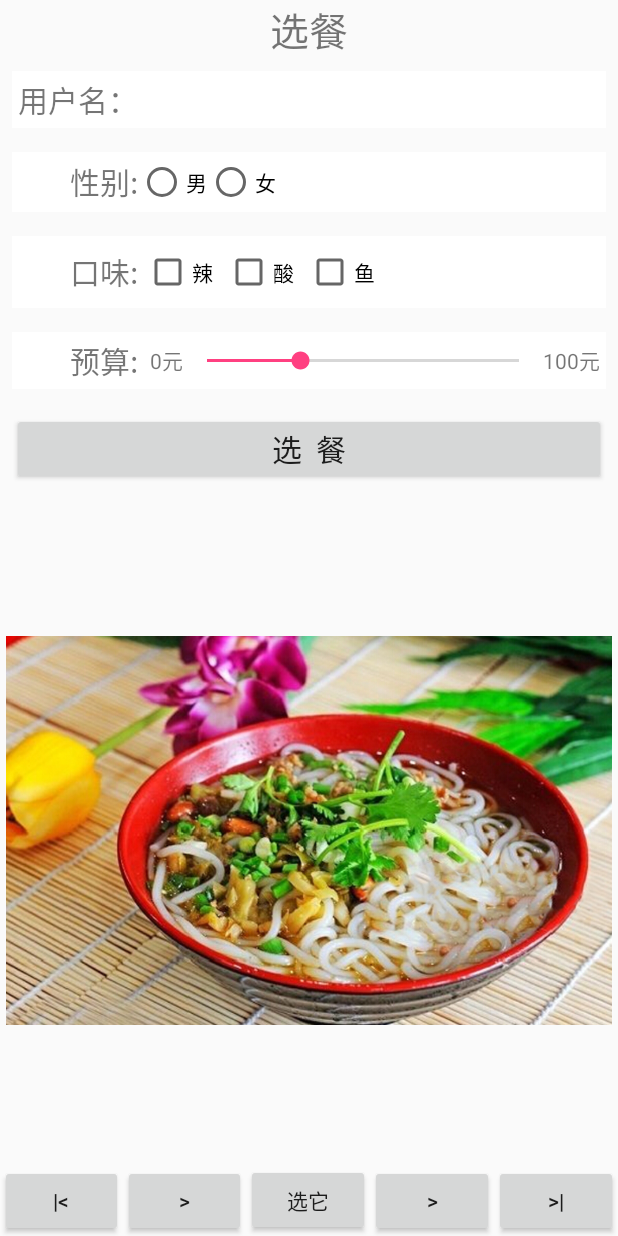
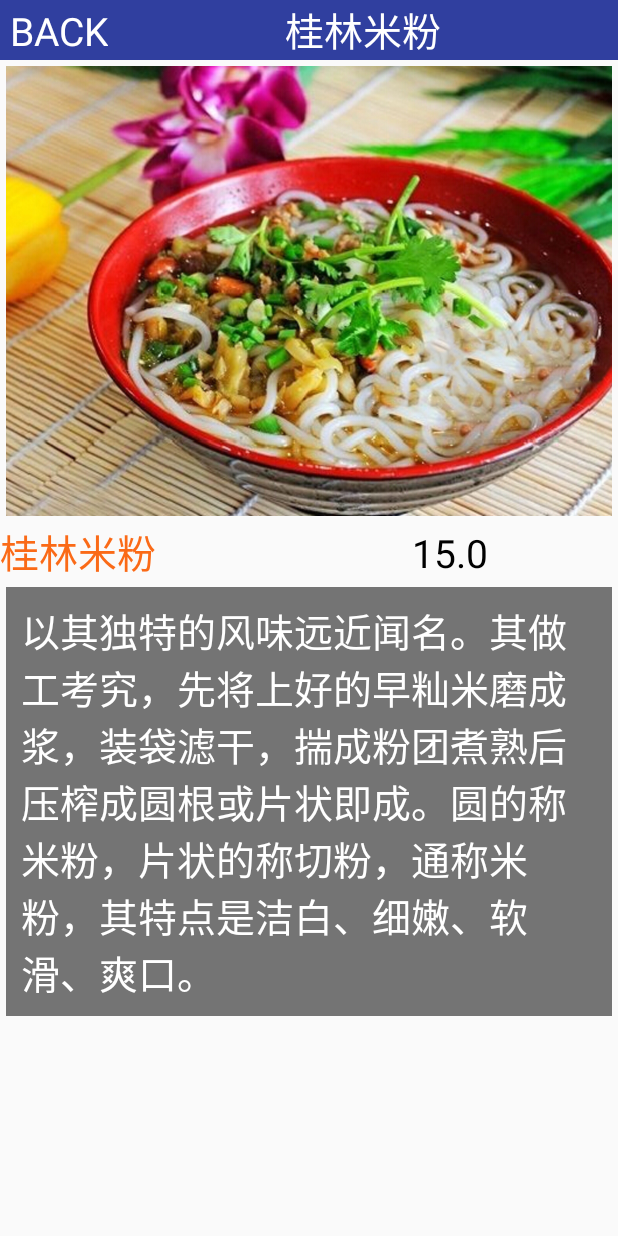
Before and after one commit to luhuadeng/ChooseFood, an Android app: the screen it shows after launch (MainActivity before the commit, FoodDetailActivity after it), on a phone screen of 412 x 824 dp. Run offline under Robolectric (Android 15) with nearby library versions, the phone set to English and light mode, and no system bars.

Commit message:
show food detail start

```diff
--- a/app/src/main/AndroidManifest.xml
+++ b/app/src/main/AndroidManifest.xml
@@ -10,6 +10,9 @@
         android:supportsRtl="true"
         android:theme="@style/AppTheme">
         <activity android:name=".MainActivity">
+
+        </activity>
+        <activity android:name=".FoodDetailActivity">
             <intent-filter>
                 <action android:name="android.intent.action.MAIN"/>
 
--- /dev/null
+++ b/app/src/main/java/com/hnevc/choosefood/DataUtil.java
@@ -0,0 +1,44 @@
+package com.hnevc.choosefood;
+
+import android.content.Context;
+import android.content.res.TypedArray;
+
+import java.util.ArrayList;
+import java.util.List;
+
+/**
+ * Created by Administrator on 2017/9/25.
+ */
+
+public class DataUtil {
+    private Context mContext;
+
+    public DataUtil(Context context) {
+        mContext = context;
+    }
+
+    public  List<Food> getFoodList(){
+        ArrayList<Food> foodlist = new ArrayList<>();
+        //获取食物名称数组
+        String[] foodNames = mContext.getResources().getStringArray(R.array.foodName);
+        String[] foodPrices = mContext.getResources().getStringArray(R.array.foodPrice);
+        String[] foodHots = mContext.getResources().getStringArray(R.array.hot);
+        String[] foodSours = mContext.getResources().getStringArray(R.array.sour);
+        String[] foodFishs = mContext.getResources().getStringArray(R.array.fish);
+        String[] foodDetail = mContext.getResources().getStringArray(R.array.detail);
+        TypedArray pices = mContext.getResources().obtainTypedArray(R.array.pics);
+        //将数组中的数据，转变为链表中的数据
+        for(int i=0;i<foodNames.length;i++){
+            Food food = new Food();
+            food.setFoodName(foodNames[i]);
+            food.setFoodPrice(Float.parseFloat(foodPrices[i]));
+            food.setFish(foodFishs[i].equals("鱼")?true:false);
+            food.setHot(foodHots[i].equals("辣")?true:false);
+            food.setSour(foodSours[i].equals("酸")?true:false);
+            food.setDetail(foodDetail[i]);
+            food.setPics(pices.getDrawable(i));
+            foodlist.add(food);
+        }
+        return foodlist;
+    }
+}
--- a/app/src/main/java/com/hnevc/choosefood/Food.java
+++ b/app/src/main/java/com/hnevc/choosefood/Food.java
@@ -12,7 +12,26 @@ public class Food {
     private  boolean hot;
     private  boolean fish;
     private  boolean sour;
-    private Drawable pics;
+    private  String detail;
+    private  Drawable pics;
+
+    public String getDetail() {
+        return detail;
+    }
+
+    public void setDetail(String detail) {
+        this.detail = detail;
+    }
+
+    public Food(String foodName, float foodPrice, boolean hot, boolean fish, boolean sour, String detail, Drawable pics) {
+        this.foodName = foodName;
+        this.foodPrice = foodPrice;
+        this.hot = hot;
+        this.fish = fish;
+        this.sour = sour;
+        this.detail = detail;
+        this.pics = pics;
+    }
 
     @Override
     public String toString() {
--- /dev/null
+++ b/app/src/main/java/com/hnevc/choosefood/FoodDetailActivity.java
@@ -0,0 +1,42 @@
+package com.hnevc.choosefood;
+
+import android.os.Bundle;
+import android.support.v7.app.AppCompatActivity;
+import android.widget.ImageView;
+import android.widget.TextView;
+
+import java.util.List;
+
+public class FoodDetailActivity extends AppCompatActivity {
+    Food mFood;
+    int index=0;
+    private ImageView mIvPic;
+    private TextView mTvFoodName;
+    private TextView mTvFoodPrice;
+    private TextView mTvFoodDetail;
+
+    @Override
+    protected void onCreate(Bundle savedInstanceState) {
+        super.onCreate(savedInstanceState);
+        setContentView(R.layout.activity_food_detail);
+
+        initView();
+        //获取食物对象
+        List<Food> foodList =new DataUtil(this).getFoodList();
+        mFood = foodList.get(index);
+
+        //显示数据
+        mIvPic.setImageDrawable(mFood.getPics());
+        mTvFoodName.setText(mFood.getFoodName());
+        mTvFoodPrice.setText(mFood.getFoodPrice()+"");
+        mTvFoodDetail.setText(mFood.getDetail());
+
+    }
+
+    private void initView() {
+        mIvPic = (ImageView) findViewById(R.id.id_iv_foodPic);
+        mTvFoodName = (TextView) findViewById(R.id.id_tv_foodName);
+        mTvFoodPrice = (TextView) findViewById(R.id.id_tv_foodPrice);
+        mTvFoodDetail = (TextView) findViewById(R.id.id_tv_foodDetail);
+    }
+}
--- a/app/src/main/java/com/hnevc/choosefood/MainActivity.java
+++ b/app/src/main/java/com/hnevc/choosefood/MainActivity.java
@@ -1,6 +1,5 @@
 package com.hnevc.choosefood;
 
-import android.content.res.TypedArray;
 import android.os.Bundle;
 import android.support.annotation.IdRes;
 import android.support.v7.app.AppCompatActivity;
@@ -17,7 +16,7 @@ import java.util.ArrayList;
 import java.util.List;
 
 public class MainActivity extends AppCompatActivity {
-    List<Food> foodlist = new ArrayList<>();
+    List<Food> foodlist;
     EditText mEtUserName;
     RadioGroup mRgGender;
     CheckBox mCbFish,mCbHot,mCbSour;
@@ -118,6 +117,7 @@ public class MainActivity extends AppCompatActivity {
         mBtnSelect.setOnClickListener(new View.OnClickListener() {
             @Override
             public void onClick(View v) {
+                //TODO 切换到下一个显示界面
                 Toast.makeText(MainActivity.this, selectedFoodList.get(index).toString(), Toast.LENGTH_SHORT).show();
             }
         });
@@ -143,23 +143,6 @@ public class MainActivity extends AppCompatActivity {
 
     //初始化数据
     private void initData(){
-        //获取食物名称数组
-        String[] foodNames = getResources().getStringArray(R.array.foodName);
-        String[] foodPrices = getResources().getStringArray(R.array.foodPrice);
-        String[] foodHots = getResources().getStringArray(R.array.hot);
-        String[] foodSours = getResources().getStringArray(R.array.sour);
-        String[] foodFishs = getResources().getStringArray(R.array.fish);
-        TypedArray pices = getResources().obtainTypedArray(R.array.pics);
-        //将数组中的数据，转变为链表中的数据
-        for(int i=0;i<foodNames.length;i++){
-            Food food = new Food();
-            food.setFoodName(foodNames[i]);
-            food.setFoodPrice(Float.parseFloat(foodPrices[i]));
-            food.setFish(foodFishs[i].equals("鱼")?true:false);
-            food.setHot(foodHots[i].equals("辣")?true:false);
-            food.setSour(foodSours[i].equals("酸")?true:false);
-            food.setPics(pices.getDrawable(i));
-            foodlist.add(food);
-        }
+        foodlist = new DataUtil(this).getFoodList();
     }
 }
--- /dev/null
+++ b/app/src/main/res/layout/activity_food_detail.xml
@@ -0,0 +1,52 @@
+<?xml version="1.0" encoding="utf-8"?>
+<ScrollView xmlns:android="http://schemas.android.com/apk/res/android"
+
+            xmlns:tools="http://schemas.android.com/tools"
+            android:layout_width="match_parent"
+            android:layout_height="match_parent">
+<LinearLayout
+android:layout_width="match_parent"
+android:layout_height="match_parent"
+    android:orientation="vertical">
+    <include layout="@layout/head_layout"/>
+    <ImageView
+        android:layout_width="match_parent"
+        android:layout_height="300dp"
+        android:src="@drawable/guilin"
+        android:id="@+id/id_iv_foodPic"
+        android:scaleType="centerCrop"
+        android:layout_margin="4dp"
+        />
+    <LinearLayout
+        android:layout_width="match_parent"
+        android:layout_height="wrap_content"
+        android:orientation="horizontal">
+        <TextView
+            android:id="@+id/id_tv_foodName"
+            android:layout_width="0dp"
+            android:layout_weight="2"
+            android:layout_height="wrap_content"
+            android:textSize="26sp"
+            android:textColor="#fa6a17"/>
+        <TextView
+            android:id="@+id/id_tv_foodPrice"
+            android:layout_width="0dp"
+            android:layout_weight="1"
+            android:layout_height="wrap_content"
+            android:textSize="26sp"
+            android:text="$23.0"
+            android:textColor="#000000"/>
+    </LinearLayout>
+    <TextView
+        android:id="@+id/id_tv_foodDetail"
+        android:layout_width="match_parent"
+        android:layout_height="match_parent"
+        android:layout_margin="4dp"
+        android:background="#8000"
+        android:textColor="#FFF"
+        android:textSize="26sp"
+        android:text="ja;dklfja;sdkjfa;kd"
+        android:padding="10dp"
+        />
+</LinearLayout>
+</ScrollView>
--- /dev/null
+++ b/app/src/main/res/layout/head_layout.xml
@@ -0,0 +1,24 @@
+<?xml version="1.0" encoding="utf-8"?>
+
+<LinearLayout xmlns:android="http://schemas.android.com/apk/res/android"
+              android:layout_width="match_parent"
+              android:layout_height="40dp"
+    android:orientation="horizontal"
+    android:background="@color/colorPrimaryDark">
+    <TextView
+        android:id="@+id/id_ibtn_back"
+        android:layout_width="wrap_content"
+        android:layout_height="40dp"
+        android:text=" BACK"
+        android:textSize="26sp"
+        android:textColor="#FFF"
+        />
+    <TextView
+        android:id="@+id/id_tv_title"
+        android:layout_width="match_parent"
+        android:layout_height="40dp"
+        android:text="桂林米粉"
+        android:textSize="26sp"
+        android:textColor="#FFF"
+        android:gravity="center_vertical|center_horizontal"/>
+</LinearLayout>
--- a/app/src/main/res/values/strings.xml
+++ b/app/src/main/res/values/strings.xml
@@ -81,4 +81,27 @@
         <item>@drawable/xiqin</item>
         <item>@drawable/suanlatang</item>
     </array>
+    <string-array name="detail">
+        <item>以其独特的风味远近闻名。其做工考究，先将上好的早籼米磨成浆，装袋滤干，揣成粉团煮熟后压榨成圆根或片状即成。圆的称米粉，片状的称切粉，通称米粉，其特点是洁白、细嫩、软滑、爽口。</item>
+        <item>麻辣香锅是一种美食，发源于重庆缙云山，由川渝地方麻辣风味融合而来。麻辣香锅源于土家风味，是当地老百姓的家常做法，以麻、辣、鲜、香、油、混搭为特点。
+</item>
+        <item>水煮鱼又称江水煮江鱼，是一道重庆市的汉族创新名菜，属于重庆渝北风味。最早流行于重庆、四川等地。看似原始的做法，实际做工考究—选新鲜生猛活鱼，又充分发挥辣椒御寒、益气养血功效，烹调出来的肉质一点也不会变韧，口感滑嫩，油而不腻。既去除了鱼的腥味，又保持了鱼的鲜嫩。满目的辣椒红亮养眼，辣而不燥，麻而不苦。“麻上头，辣过瘾”，让水煮鱼在全国流行得一塌糊涂。
+</item>
+        <item>麻辣火锅发源于重庆对岸的江北。当时挑担子工人买来水牛的内脏，洗净干净后，将肝、肚切成小块，担头设有炉具，上设一只大洋铁盆，成为多格，盛载一种麻、辣、咸的卤汁，专向码头工人兜售。客人光顾时，各人认定一格，且烫且吃。
+</item>
+        <item>清蒸鲈鱼的烹饪技巧以蒸菜为主，口味属于咸鲜。清蒸鲈鱼是广东省汉族传统名菜之一。属于粤菜系，海鲜菜谱之一，以鲈鱼为制作主料，清蒸鲈鱼的烹饪技巧以蒸菜为主，口味属于咸鲜。鲈鱼富含多种营养价值，是淡水鱼中含DHA量最高的，因此清蒸鲈鱼最补脑。选用一斤左右的鲈鱼，蒸的时间恰到火候，鱼肉刚熟，细嫩爽滑，鱼肉的鲜美完全的呈现。汤汁带着米酒的甜，豉油的香，吃到嘴里绝对每一口都是享受。
+</item>
+        <item>上汤娃娃菜是一道色香味俱全的传统名肴，属于粤菜系。主要食材是娃娃菜，主要烹饪工艺是煮，而后以浓汤调制而成。成品香浓、味鲜、口感浓郁。
+</item>
+        <item>红烧肉是一道著名的大众菜肴，属于热菜。其以五花肉为制作主料，最好选用肥瘦相间的三层肉（五花肉）来做，做法多达二三十种。红烧肉的烹饪技巧以砂锅为主，肥瘦相间，香甜松软，入口即化。红烧肉在我国各地流传甚广，具有一定的营养价值
+</item>
+        <item>木须肉原名木樨肉，是一道常见的特色传统名菜，属八大菜系之一的鲁菜-孔府菜，常被讹传名为木须肉、苜蓿肉等。其菜以猪肉片与鸡蛋、木耳等混炒而成，因炒鸡蛋色黄而碎，类似木樨而得名。
+</item>
+        <item>酸菜牛肉面是一种食物，制作原料主要有牛肉约、酸菜、干红椒等。水开后下面，两滚后，捞面，把熬好的酸菜牛肉汤浇入即可。
+</item>
+        <item>西芹炒百合质嫩爽口，味道鲜美。西芹营养丰富，富含蛋白质、碳水化合物、矿物质及多种维生素等营养物质，还含有芹菜油，具有降血压、镇静、健胃、利尿等疗效，是一种很好的保健蔬菜，百合性微寒平，具有清火、润肺、安神的功效，二者结合食用优势互补。
+</item>
+        <item>酸辣汤是一道传统的川菜小吃，属于川菜或湘菜系。四川酸辣汤的特点是酸、辣、咸、鲜、香。用肉丝、豆腐、冬笋、保宁醋等料经清汤煮制而成。饭后饮用，有醒酒去腻，助消化的作用。所以很多人在没有太大食欲的时候会想念酸辣汤的美味。</item>
+
+    </string-array>
 </resources>
```
